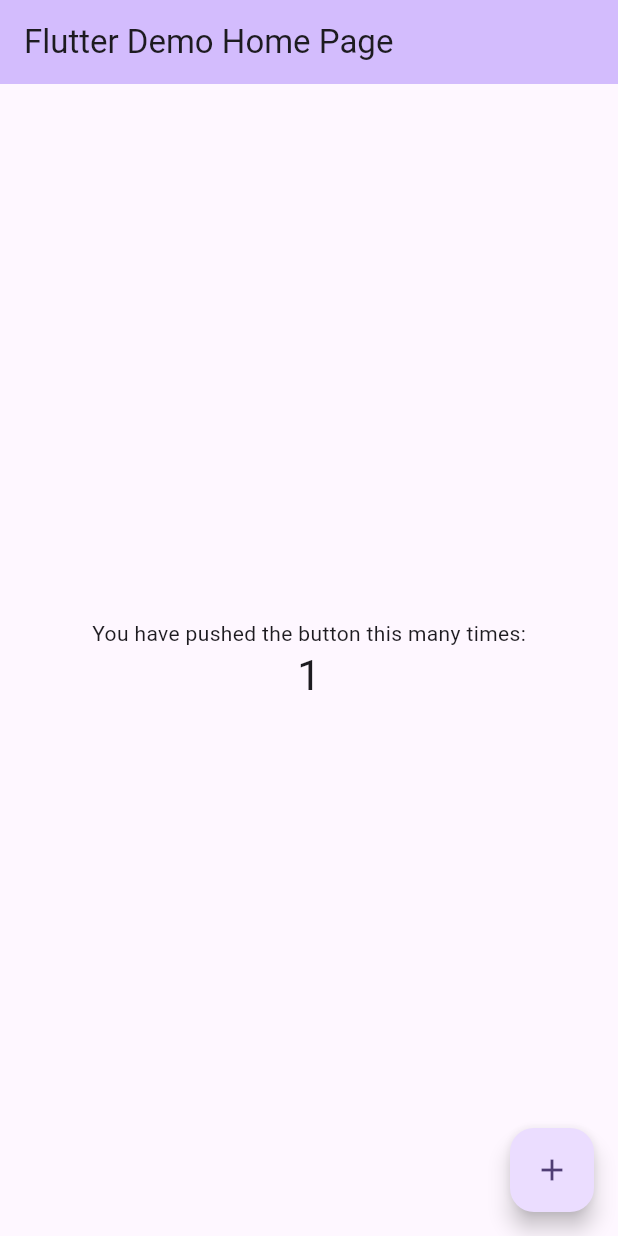
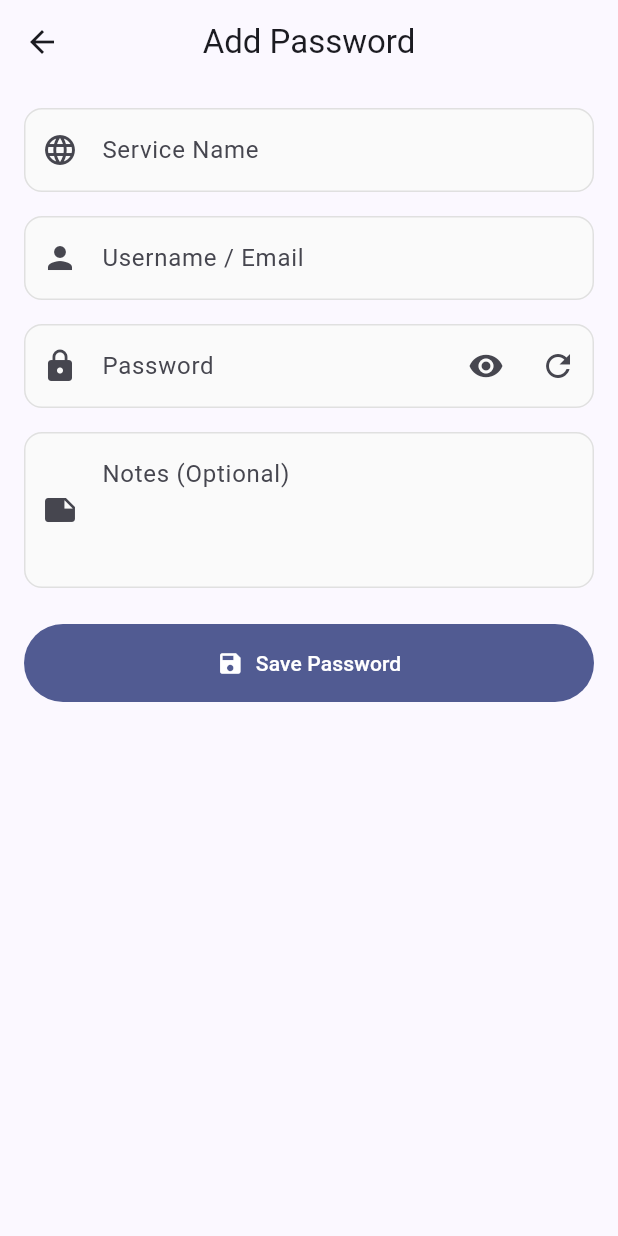
Before and after one commit to could-ai/019a9b7d-c1d8-731b-8678-9061a5db96af, a Flutter app: the screen it shows after launch, after a tap on the "add" icon, on a phone screen of 412 x 824 dp. Run offline on Flutter 3.47's test engine with Material 3 defaults, Android fonts, the phone set to English and light mode, and no system bars.

Commit message:
Created data model for password entries containing service name, username, password, and notes.; Created home screen to display list of passwords with copy functionality and navigation to add/edit screen.; Created add/edit screen with form validation, password generation, and visibility toggle.; Updated main entry point to use the new PasswordManagerApp structure and theme.

```diff
--- a/usr/lib/main.dart
+++ b/usr/lib/main.dart
@@ -1,120 +1,42 @@
 import 'package:flutter/material.dart';
+import 'screens/home_screen.dart';
 
 void main() {
-  runApp(const MyApp());
+  runApp(const PasswordManagerApp());
 }
 
-class MyApp extends StatelessWidget {
-  const MyApp({super.key});
+class PasswordManagerApp extends StatelessWidget {
+  const PasswordManagerApp({super.key});
 
-  // This widget is the root of your application.
   @override
   Widget build(BuildContext context) {
     return MaterialApp(
-      title: 'Flutter Demo',
+      title: 'Password Manager',
       debugShowCheckedModeBanner: false,
       theme: ThemeData(
-        // This is the theme of your application.
-        //
-        // TRY THIS: Try running your application with "flutter run". You'll see
-        // the application has a purple toolbar. Then, without quitting the app,
-        // try changing the seedColor in the colorScheme below to Colors.green
-        // and then invoke "hot reload" (save your changes or press the "hot
-        // reload" button in a Flutter-supported IDE, or press "r" if you used
-        // the command line to start the app).
-        //
-        // Notice that the counter didn't reset back to zero; the application
-        // state is not lost during the reload. To reset the state, use hot
-        // restart instead.
-        //
-        // This works for code too, not just values: Most code changes can be
-        // tested with just a hot reload.
-        colorScheme: ColorScheme.fromSeed(seedColor: Colors.deepPurple),
+        colorScheme: ColorScheme.fromSeed(
+          seedColor: Colors.indigo,
+          brightness: Brightness.light,
+        ),
+        useMaterial3: true,
+        appBarTheme: const AppBarTheme(
+          centerTitle: true,
+          elevation: 0,
+        ),
+        inputDecorationTheme: InputDecorationTheme(
+          filled: true,
+          fillColor: Colors.grey.shade50,
+          border: OutlineInputBorder(
+            borderRadius: BorderRadius.circular(12),
+            borderSide: BorderSide(color: Colors.grey.shade300),
+          ),
+          enabledBorder: OutlineInputBorder(
+            borderRadius: BorderRadius.circular(12),
+            borderSide: BorderSide(color: Colors.grey.shade300),
+          ),
+        ),
       ),
-      home: const MyHomePage(title: 'Flutter Demo Home Page'),
+      home: const HomeScreen(),
     );
   }
 }
-
-class MyHomePage extends StatefulWidget {
-  const MyHomePage({super.key, required this.title});
-
-  // This widget is the home page of your application. It is stateful, meaning
-  // that it has a State object (defined below) that contains fields that affect
-  // how it looks.
-
-  // This class is the configuration for the state. It holds the values (in this
-  // case the title) provided by the parent (in this case the App widget) and
-  // used by the build method of the State. Fields in a Widget subclass are
-  // always marked "final".
-
-  final String title;
-
-  @override
-  State<MyHomePage> createState() => _MyHomePageState();
-}
-
-class _MyHomePageState extends State<MyHomePage> {
-  int _counter = 0;
-
-  void _incrementCounter() {
-    setState(() {
-      // This call to setState tells the Flutter framework that something has
-      // changed in this State, which causes it to rerun the build method below
-      // so that the display can reflect the updated values. If we changed
-      // _counter without calling setState(), then the build method would not be
-      // called again, and so nothing would appear to happen.
-      _counter++;
-    });
-  }
-
-  @override
-  Widget build(BuildContext context) {
-    // This method is rerun every time setState is called, for instance as done
-    // by the _incrementCounter method above.
-    //
-    // The Flutter framework has been optimized to make rerunning build methods
-    // fast, so that you can just rebuild anything that needs updating rather
-    // than having to individually change instances of widgets.
-    return Scaffold(
-      appBar: AppBar(
-        // TRY THIS: Try changing the color here to a specific color (to
-        // Colors.amber, perhaps?) and trigger a hot reload to see the AppBar
-        // change color while the other colors stay the same.
-        backgroundColor: Theme.of(context).colorScheme.inversePrimary,
-        // Here we take the value from the MyHomePage object that was created by
-        // the App.build method, and use it to set our appbar title.
-        title: Text(widget.title),
-      ),
-      body: Center(
-        // Center is a layout widget. It takes a single child and positions it
-        // in the middle of the parent.
-        child: Column(
-          // Column is also a layout widget. It takes a list of children and
-          // arranges them vertically. By default, it sizes itself to fit its
-          // children horizontally, and tries to be as tall as its parent.
-          //
-          // Column has various properties to control how it sizes itself and
-          // how it positions its children. Here we use mainAxisAlignment to
-          // center the children vertically; the main axis here is the vertical
-          // axis because Columns are vertical (the cross axis would be
-          // horizontal).
-          //
-          // TRY THIS: Invoke "debug painting" (choose the "Toggle Debug Paint"
-          // action in the IDE, or press "p" in the console), to see the
-          // wireframe for each widget.
-          mainAxisAlignment: MainAxisAlignment.center,
-          children: <Widget>[
-            const Text('You have pushed the button this many times:'),
-            Text('$_counter', style: Theme.of(context).textTheme.headlineMedium),
-          ],
-        ),
-      ),
-      floatingActionButton: FloatingActionButton(
-        onPressed: _incrementCounter,
-        tooltip: 'Increment',
-        child: const Icon(Icons.add),
-      ), // This trailing comma makes auto-formatting nicer for build methods.
-    );
-  }
-}
--- /dev/null
+++ b/usr/lib/models/password_item.dart
@@ -0,0 +1,31 @@
+class PasswordItem {
+  final String id;
+  final String serviceName;
+  final String username;
+  final String password;
+  final String? notes;
+
+  PasswordItem({
+    required this.id,
+    required this.serviceName,
+    required this.username,
+    required this.password,
+    this.notes,
+  });
+
+  PasswordItem copyWith({
+    String? id,
+    String? serviceName,
+    String? username,
+    String? password,
+    String? notes,
+  }) {
+    return PasswordItem(
+      id: id ?? this.id,
+      serviceName: serviceName ?? this.serviceName,
+      username: username ?? this.username,
+      password: password ?? this.password,
+      notes: notes ?? this.notes,
+    );
+  }
+}
--- /dev/null
+++ b/usr/lib/screens/add_edit_screen.dart
@@ -0,0 +1,202 @@
+import 'package:flutter/material.dart';
+import 'package:flutter/services.dart';
+import '../models/password_item.dart';
+
+class AddEditScreen extends StatefulWidget {
+  final PasswordItem? originalItem;
+
+  const AddEditScreen({super.key, this.originalItem});
+
+  @override
+  State<AddEditScreen> createState() => _AddEditScreenState();
+}
+
+class _AddEditScreenState extends State<AddEditScreen> {
+  final _formKey = GlobalKey<FormState>();
+  late TextEditingController _serviceController;
+  late TextEditingController _usernameController;
+  late TextEditingController _passwordController;
+  late TextEditingController _notesController;
+  bool _obscurePassword = true;
+
+  @override
+  void initState() {
+    super.initState();
+    _serviceController = TextEditingController(text: widget.originalItem?.serviceName);
+    _usernameController = TextEditingController(text: widget.originalItem?.username);
+    _passwordController = TextEditingController(text: widget.originalItem?.password);
+    _notesController = TextEditingController(text: widget.originalItem?.notes);
+  }
+
+  @override
+  void dispose() {
+    _serviceController.dispose();
+    _usernameController.dispose();
+    _passwordController.dispose();
+    _notesController.dispose();
+    super.dispose();
+  }
+
+  void _save() {
+    if (_formKey.currentState!.validate()) {
+      final newItem = PasswordItem(
+        id: widget.originalItem?.id ?? DateTime.now().millisecondsSinceEpoch.toString(),
+        serviceName: _serviceController.text,
+        username: _usernameController.text,
+        password: _passwordController.text,
+        notes: _notesController.text.isEmpty ? null : _notesController.text,
+      );
+      Navigator.pop(context, newItem);
+    }
+  }
+
+  void _delete() {
+    showDialog(
+      context: context,
+      builder: (ctx) => AlertDialog(
+        title: const Text('Delete Password?'),
+        content: const Text('Are you sure you want to delete this password? This action cannot be undone.'),
+        actions: [
+          TextButton(
+            onPressed: () => Navigator.pop(ctx),
+            child: const Text('Cancel'),
+          ),
+          TextButton(
+            onPressed: () {
+              Navigator.pop(ctx); // Close dialog
+              Navigator.pop(context, {'action': 'delete', 'id': widget.originalItem!.id}); // Return delete action
+            },
+            style: TextButton.styleFrom(foregroundColor: Colors.red),
+            child: const Text('Delete'),
+          ),
+        ],
+      ),
+    );
+  }
+
+  void _generatePassword() {
+    // Simple random password generator
+    const length = 12;
+    const chars = 'AaBbCcDdEeFfGgHhIiJjKkLlMmNnOoPpQqRrSsTtUuVvWwXxYyZz1234567890!@#\$%^&*()';
+    final random = List.generate(length, (index) => chars[(DateTime.now().microsecondsSinceEpoch * (index + 1)) % chars.length]);
+
+    setState(() {
+      _passwordController.text = random.join();
+      _obscurePassword = false; // Show the generated password
+    });
+  }
+
+  @override
+  Widget build(BuildContext context) {
+    final isEditing = widget.originalItem != null;
+
+    return Scaffold(
+      appBar: AppBar(
+        title: Text(isEditing ? 'Edit Password' : 'Add Password'),
+        actions: [
+          if (isEditing)
+            IconButton(
+              icon: const Icon(Icons.delete),
+              onPressed: _delete,
+            ),
+        ],
+      ),
+      body: SingleChildScrollView(
+        padding: const EdgeInsets.all(16),
+        child: Form(
+          key: _formKey,
+          child: Column(
+            crossAxisAlignment: CrossAxisAlignment.stretch,
+            children: [
+              TextFormField(
+                controller: _serviceController,
+                decoration: const InputDecoration(
+                  labelText: 'Service Name',
+                  hintText: 'e.g. Google, Netflix, Amazon',
+                  border: OutlineInputBorder(),
+                  prefixIcon: Icon(Icons.language),
+                ),
+                textCapitalization: TextCapitalization.sentences,
+                validator: (value) {
+                  if (value == null || value.isEmpty) {
+                    return 'Please enter a service name';
+                  }
+                  return null;
+                },
+              ),
+              const SizedBox(height: 16),
+              TextFormField(
+                controller: _usernameController,
+                decoration: const InputDecoration(
+                  labelText: 'Username / Email',
+                  border: OutlineInputBorder(),
+                  prefixIcon: Icon(Icons.person),
+                ),
+                validator: (value) {
+                  if (value == null || value.isEmpty) {
+                    return 'Please enter a username';
+                  }
+                  return null;
+                },
+              ),
+              const SizedBox(height: 16),
+              TextFormField(
+                controller: _passwordController,
+                obscureText: _obscurePassword,
+                decoration: InputDecoration(
+                  labelText: 'Password',
+                  border: const OutlineInputBorder(),
+                  prefixIcon: const Icon(Icons.lock),
+                  suffixIcon: Row(
+                    mainAxisSize: MainAxisSize.min,
+                    children: [
+                      IconButton(
+                        icon: Icon(_obscurePassword ? Icons.visibility : Icons.visibility_off),
+                        onPressed: () {
+                          setState(() {
+                            _obscurePassword = !_obscurePassword;
+                          });
+                        },
+                      ),
+                      IconButton(
+                        icon: const Icon(Icons.refresh),
+                        tooltip: 'Generate Password',
+                        onPressed: _generatePassword,
+                      ),
+                    ],
+                  ),
+                ),
+                validator: (value) {
+                  if (value == null || value.isEmpty) {
+                    return 'Please enter a password';
+                  }
+                  return null;
+                },
+              ),
+              const SizedBox(height: 16),
+              TextFormField(
+                controller: _notesController,
+                decoration: const InputDecoration(
+                  labelText: 'Notes (Optional)',
+                  border: OutlineInputBorder(),
+                  prefixIcon: Icon(Icons.note),
+                  alignLabelWithHint: true,
+                ),
+                maxLines: 3,
+              ),
+              const SizedBox(height: 24),
+              FilledButton.icon(
+                onPressed: _save,
+                icon: const Icon(Icons.save),
+                label: const Text('Save Password'),
+                style: FilledButton.styleFrom(
+                  padding: const EdgeInsets.symmetric(vertical: 16),
+                ),
+              ),
+            ],
+          ),
+        ),
+      ),
+    );
+  }
+}
--- /dev/null
+++ b/usr/lib/screens/home_screen.dart
@@ -0,0 +1,164 @@
+import 'package:flutter/material.dart';
+import 'package:flutter/services.dart';
+import '../models/password_item.dart';
+import 'add_edit_screen.dart';
+
+class HomeScreen extends StatefulWidget {
+  const HomeScreen({super.key});
+
+  @override
+  State<HomeScreen> createState() => _HomeScreenState();
+}
+
+class _HomeScreenState extends State<HomeScreen> {
+  // Mock data for demonstration
+  final List<PasswordItem> _passwords = [
+    PasswordItem(
+      id: '1',
+      serviceName: 'Google',
+      username: 'user@gmail.com',
+      password: 'password123',
+      notes: 'Main email account',
+    ),
+    PasswordItem(
+      id: '2',
+      serviceName: 'Netflix',
+      username: 'movie_watcher',
+      password: 'securePass!@#',
+    ),
+  ];
+
+  void _addOrUpdatePassword(PasswordItem item) {
+    setState(() {
+      final index = _passwords.indexWhere((element) => element.id == item.id);
+      if (index != -1) {
+        _passwords[index] = item;
+      } else {
+        _passwords.add(item);
+      }
+    });
+  }
+
+  void _deletePassword(String id) {
+    setState(() {
+      _passwords.removeWhere((item) => item.id == id);
+    });
+  }
+
+  Future<void> _navigateToAddEdit({PasswordItem? item}) async {
+    final result = await Navigator.push(
+      context,
+      MaterialPageRoute(
+        builder: (context) => AddEditScreen(originalItem: item),
+      ),
+    );
+
+    if (result != null) {
+      if (result is PasswordItem) {
+        _addOrUpdatePassword(result);
+      } else if (result is Map && result['action'] == 'delete') {
+        _deletePassword(result['id']);
+      }
+    }
+  }
+
+  void _copyToClipboard(String text, String label) {
+    Clipboard.setData(ClipboardData(text: text));
+    ScaffoldMessenger.of(context).showSnackBar(
+      SnackBar(
+        content: Text('$label copied to clipboard'),
+        duration: const Duration(seconds: 2),
+        behavior: SnackBarBehavior.floating,
+      ),
+    );
+  }
+
+  @override
+  Widget build(BuildContext context) {
+    return Scaffold(
+      appBar: AppBar(
+        title: const Text('My Passwords'),
+        centerTitle: true,
+        elevation: 0,
+      ),
+      body: _passwords.isEmpty
+          ? Center(
+              child: Column(
+                mainAxisAlignment: MainAxisAlignment.center,
+                children: [
+                  Icon(Icons.lock_outline, size: 64, color: Colors.grey[400]),
+                  const SizedBox(height: 16),
+                  Text(
+                    'No passwords yet',
+                    style: TextStyle(fontSize: 18, color: Colors.grey[600]),
+                  ),
+                  const SizedBox(height: 8),
+                  const Text('Tap the + button to add one'),
+                ],
+              ),
+            )
+          : ListView.builder(
+              padding: const EdgeInsets.all(16),
+              itemCount: _passwords.length,
+              itemBuilder: (context, index) {
+                final item = _passwords[index];
+                return Card(
+                  elevation: 2,
+                  margin: const EdgeInsets.only(bottom: 12),
+                  shape: RoundedRectangleBorder(
+                    borderRadius: BorderRadius.circular(12),
+                  ),
+                  child: InkWell(
+                    onTap: () => _navigateToAddEdit(item: item),
+                    borderRadius: BorderRadius.circular(12),
+                    child: Padding(
+                      padding: const EdgeInsets.all(16),
+                      child: Column(
+                        crossAxisAlignment: CrossAxisAlignment.start,
+                        children: [
+                          Row(
+                            mainAxisAlignment: MainAxisAlignment.spaceBetween,
+                            children: [
+                              Expanded(
+                                child: Column(
+                                  crossAxisAlignment: CrossAxisAlignment.start,
+                                  children: [
+                                    Text(
+                                      item.serviceName,
+                                      style: const TextStyle(
+                                        fontSize: 18,
+                                        fontWeight: FontWeight.bold,
+                                      ),
+                                    ),
+                                    const SizedBox(height: 4),
+                                    Text(
+                                      item.username,
+                                      style: TextStyle(
+                                        color: Colors.grey[600],
+                                        fontSize: 14,
+                                      ),
+                                    ),
+                                  ],
+                                ),
+                              ),
+                              IconButton(
+                                icon: const Icon(Icons.copy),
+                                onPressed: () => _copyToClipboard(item.password, 'Password'),
+                                tooltip: 'Copy Password',
+                              ),
+                            ],
+                          ),
+                        ],
+                      ),
+                    ),
+                  ),
+                );
+              },
+            ),
+      floatingActionButton: FloatingActionButton(
+        onPressed: () => _navigateToAddEdit(),
+        child: const Icon(Icons.add),
+      ),
+    );
+  }
+}
```
